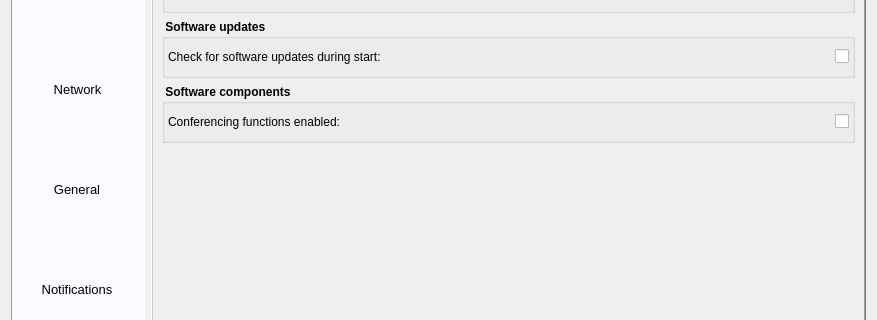
Above: Homer/forms/Dialogs/ConfigurationDialog.ui from Homer-Conferencing/Homer-Conferencing before the change; both pictures show x 0 to 877 and y 140 to 460 of the 877 by 606 pixel window. Below: the same form after it.
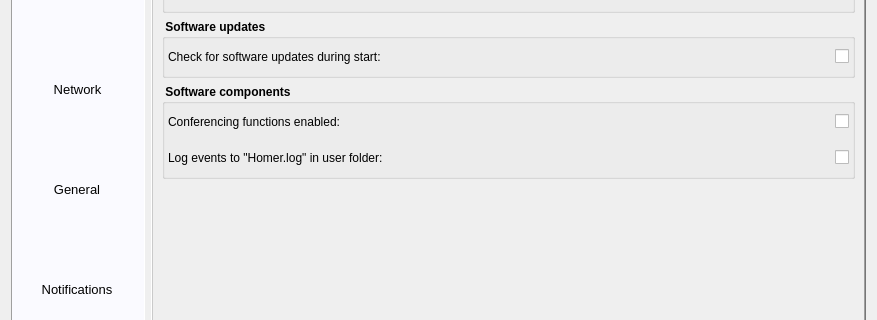
That is the form after the change. The open tabs and pages were chosen to show the change. Icons and pictures are not drawn.

Commit message: - added: allow to deactivate logging to default file "Homer.log"

Patch:
```diff
--- a/Homer/forms/Dialogs/ConfigurationDialog.ui
+++ b/Homer/forms/Dialogs/ConfigurationDialog.ui
@@ -2986,6 +2986,49 @@
               </item>
              </layout>
             </item>
+            <item>
+             <layout class="QHBoxLayout" name="horizontalLayout_10">
+              <item>
+               <widget class="QLabel" name="label_16">
+                <property name="minimumSize">
+                 <size>
+                  <width>0</width>
+                  <height>30</height>
+                 </size>
+                </property>
+                <property name="font">
+                 <font>
+                  <weight>50</weight>
+                  <bold>false</bold>
+                 </font>
+                </property>
+                <property name="text">
+                 <string>Log events to &quot;Homer.log&quot; in user folder:</string>
+                </property>
+               </widget>
+              </item>
+              <item>
+               <spacer name="horizontalSpacer_7">
+                <property name="orientation">
+                 <enum>Qt::Horizontal</enum>
+                </property>
+                <property name="sizeHint" stdset="0">
+                 <size>
+                  <width>40</width>
+                  <height>20</height>
+                 </size>
+                </property>
+               </spacer>
+              </item>
+              <item>
+               <widget class="QCheckBox" name="mCbFeatureAutoLogging">
+                <property name="text">
+                 <string/>
+                </property>
+               </widget>
+              </item>
+             </layout>
+            </item>
            </layout>
           </widget>
          </item>
```
Left out of the diff: 2 changed lines with no effect on the pictures. The commit also changes 6 other files.
